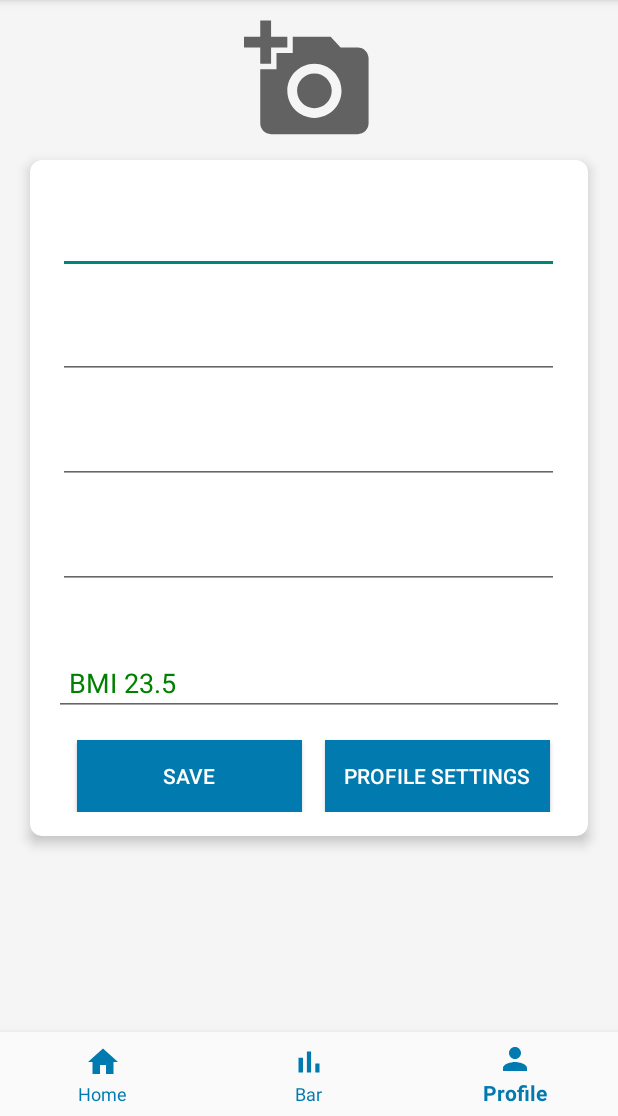
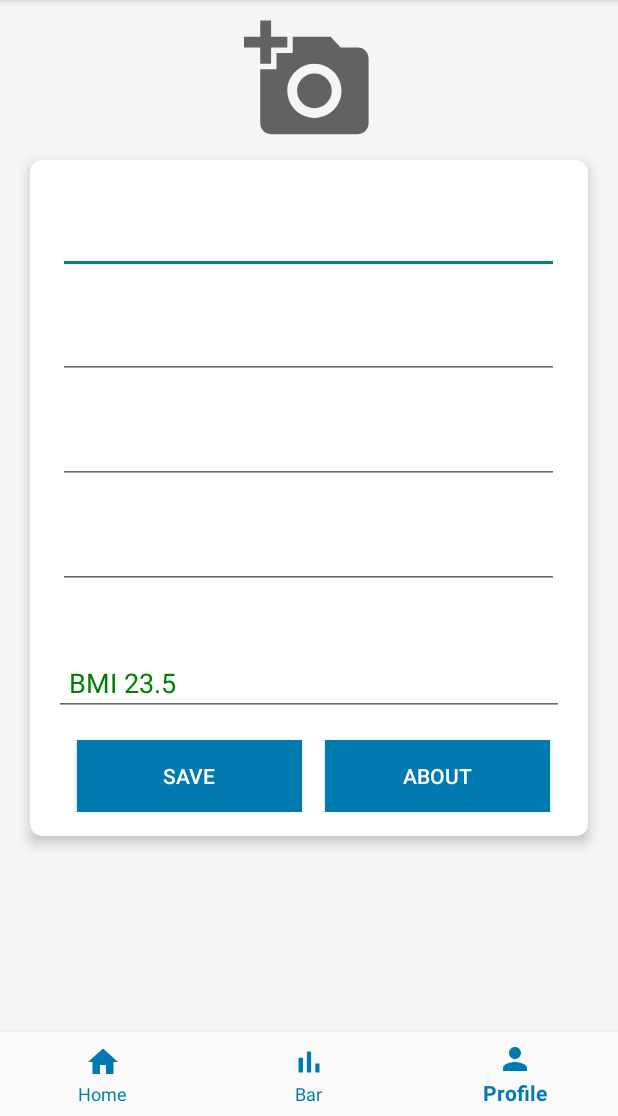
Before and after one commit to salaheddine28/AndroidStudioMyOut, an Android app: the Profile screen opened directly, with no data from a screen before it, on a phone screen of 412 x 824 dp, the part 120-1236 px from its top. Run offline under Robolectric (Android 15) with nearby library versions, the light colour scheme and no system bars; our stand-ins replace Firebase (no records; nobody signed in at launch, a user with empty details on screens opened directly).

Commit message:
text aanpassing

```diff
--- a/app/src/main/res/layout/activity_profile.xml
+++ b/app/src/main/res/layout/activity_profile.xml
@@ -126,7 +126,7 @@
                     android:layout_height="wrap_content"
                     android:width="150dp"
                     android:layout_marginTop="16dp"
-                    android:text="Profile settings"
+                        android:text="About"
                     android:background="#007AAF"
                     android:textColor="@color/white"
                     >
--- a/app/src/main/res/layout/activity_squat_detail.xml
+++ b/app/src/main/res/layout/activity_squat_detail.xml
@@ -79,7 +79,7 @@
                 android:layout_height="wrap_content"
                 android:background="@drawable/border"
                 android:gravity="center"
-                android:hint="number of pushups"
+                android:hint="number of squats"
                 android:padding="3dp"
                 android:textColor="#363A43"
                 android:textColorHint="#7A8089"
```
